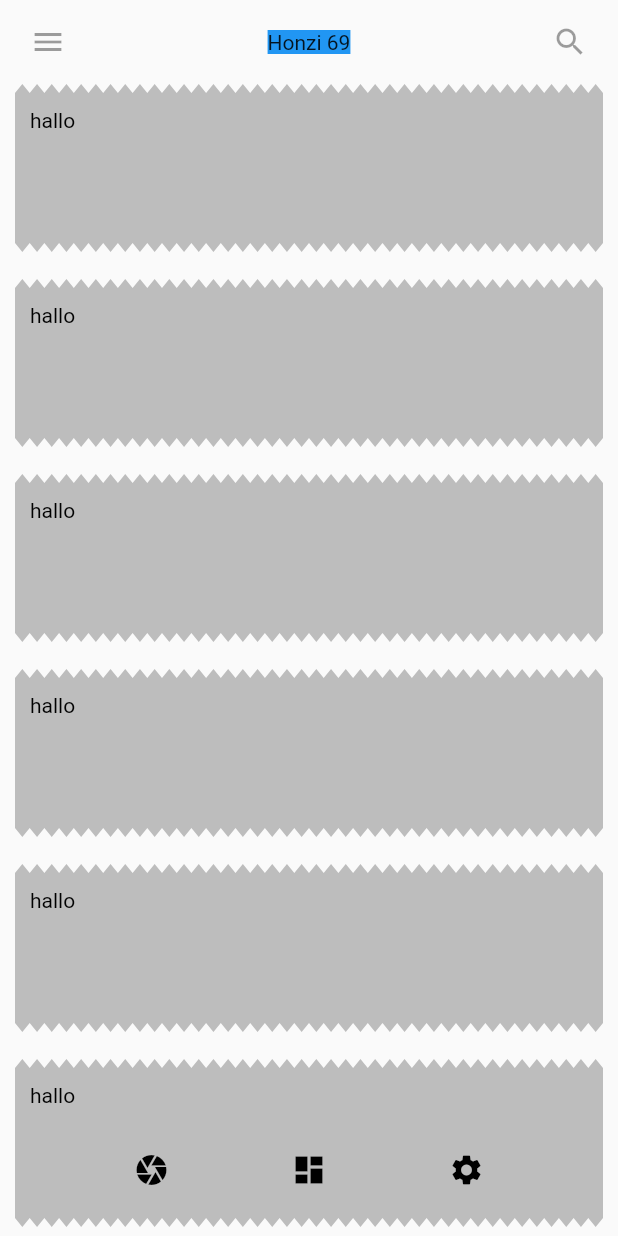
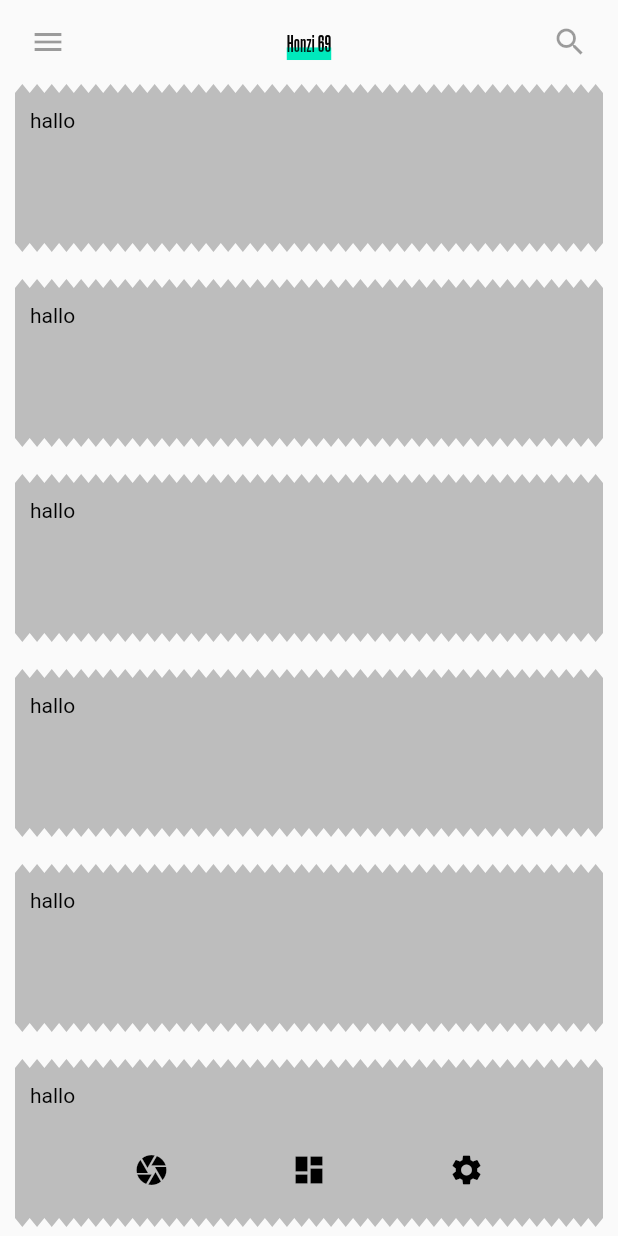
Before and after one commit to overdoz/quagga, a Flutter app: the screen it shows after launch, on a phone screen of 412 x 824 dp. Run offline on Flutter 3.47's test engine with Material 2 defaults, Android fonts, the phone set to English and light mode, and no system bars.

Commit message:
header styling

```diff
--- a/lib/components/header.dart
+++ b/lib/components/header.dart
@@ -9,9 +9,24 @@ class Header extends StatelessWidget {
 
   @override
   Widget build(BuildContext context) {
-    return DecoratedBox(
-      decoration: BoxDecoration(color: Colors.blue),
-      child: Text(title),
+    return Stack(
+      children: <Widget>[
+        Text(
+          title,
+          style: TextStyle(
+            fontFamily: "Steelfish",
+
+            decoration: TextDecoration.underline,
+            // decorationStyle: TextDecorationStyle.wavy,
+            decorationColor: Color(0xFF00E9BC),
+            decorationThickness: 12,
+          ),
+        ),
+        Text(
+          title,
+          style: TextStyle(fontFamily: "Steelfish"),
+        ),
+      ],
     );
   }
 }
--- a/lib/controllers/viewController.dart
+++ b/lib/controllers/viewController.dart
@@ -1,6 +1,7 @@
 import 'package:flutter/material.dart';
 import '../views/feedView.dart';
 import '../components/buttons/NavigationButton.dart';
+import '../views/spotsView.dart';
 
 class ViewController extends StatefulWidget {
   ViewController({Key key}) : super(key: key);
@@ -38,7 +39,7 @@ class _ViewControllerState extends State<ViewController> {
           scrollDirection: Axis.horizontal,
           children: <Widget>[
             MyScaffold(),
-            Center(child: Text("2")),
+            SpotsView(),
             Center(child: Text("3")),
           ],
         ),
```
Also changed, not shown: lib/views/spotsView.dart (added, +55 -0 lines), pubspec.yaml (+8 -11 lines), lib/assets/exes.ttf (added), lib/assets/steelfish.ttf (added).
